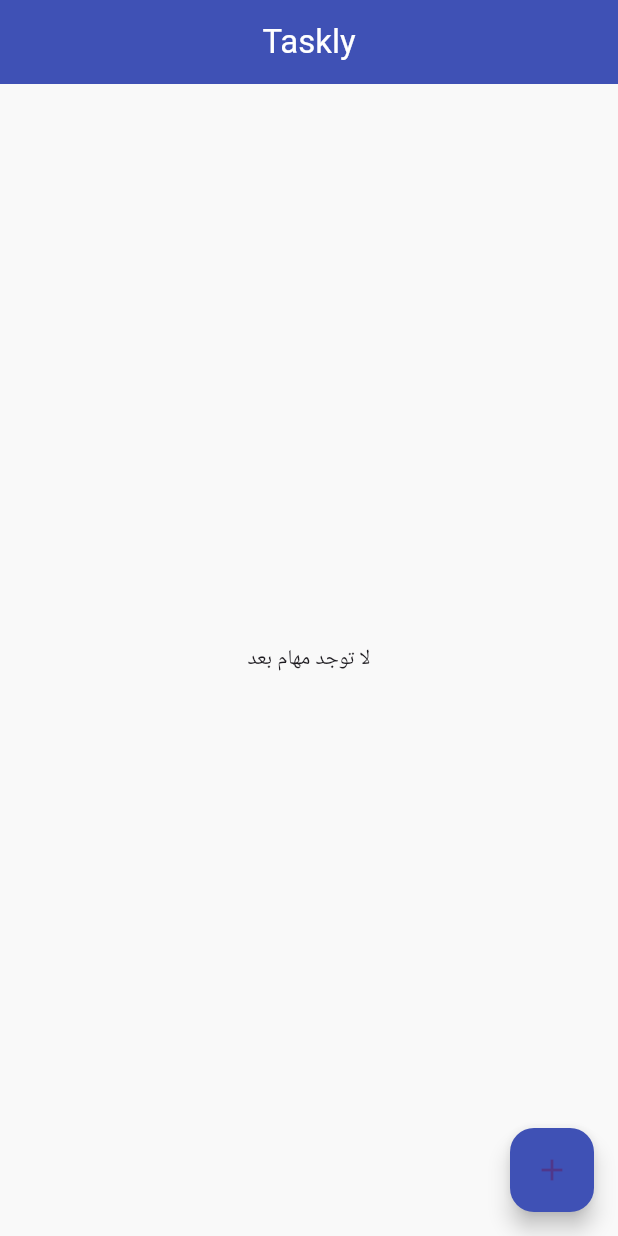
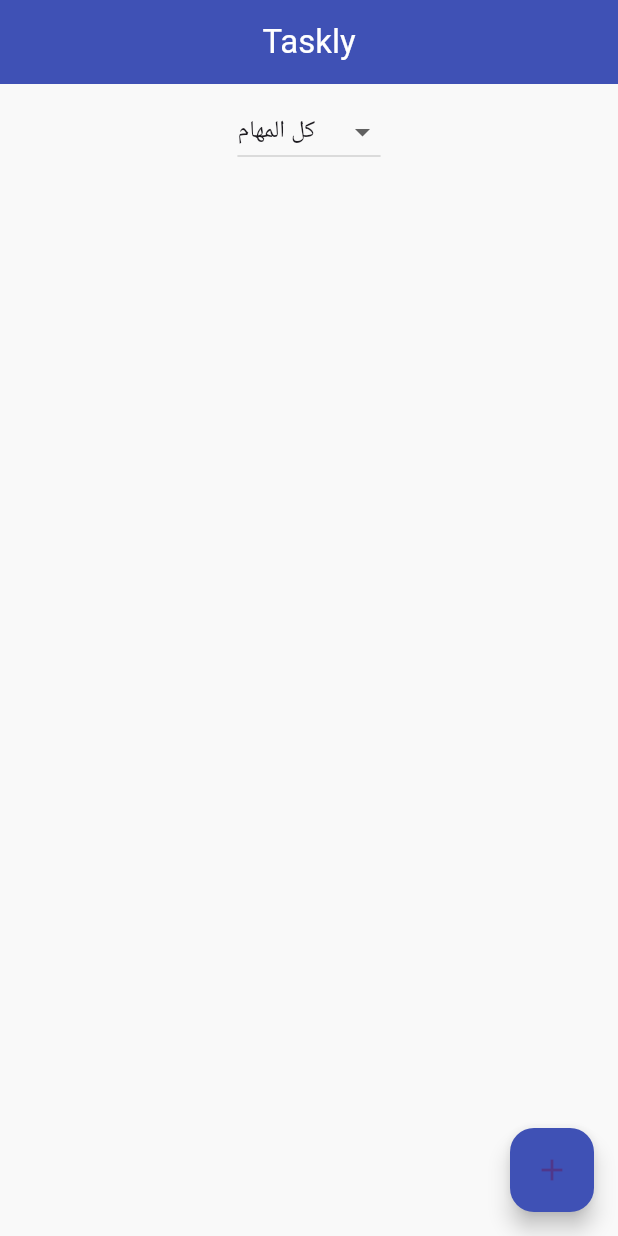
Before and after one commit to AbdoElsayed2001/taskly, a Flutter app: the screen it shows after launch, on a phone screen of 412 x 824 dp. Run offline on Flutter 3.47's test engine with Material 3 defaults, Android fonts, the phone set to English and light mode, and no system bars; our stand-ins replace sqflite; accounts and stored records are empty.

Commit message:
screensUpdate

```diff
--- a/lib/viewmodels/task_viewmodel.dart
+++ b/lib/viewmodels/task_viewmodel.dart
@@ -9,6 +9,28 @@ class TaskViewModel extends ChangeNotifier {
   List<Task> _tasks = [];
 
   List<Task> get tasks => _tasks;
+
+  TaskFilter _filter = TaskFilter.all;
+
+  TaskFilter get filter => _filter;
+
+  List<Task> get filteredTasks {
+    switch (_filter) {
+      case TaskFilter.completed:
+        return _tasks.where((t) => t.isCompleted).toList();
+      case TaskFilter.incomplete:
+        return _tasks.where((t) => !t.isCompleted).toList();
+      case TaskFilter.all:
+      default:
+        return _tasks;
+    }
+  }
+
+  void setFilter(TaskFilter filter) {
+    _filter = filter;
+    notifyListeners();
+  }
+
 
   Future<void> loadTasks() async {
     _tasks = await _databaseService.getTasks();
@@ -44,3 +66,9 @@ class TaskViewModel extends ChangeNotifier {
     await updateTask(updatedTask);
   }
 }
+
+enum TaskFilter {
+  all,
+  completed,
+  incomplete,
+}
--- a/lib/views/task_screen.dart
+++ b/lib/views/task_screen.dart
@@ -28,14 +28,43 @@ class _TaskScreenState extends State<TaskScreen> {
         title: const Text('Taskly'),
         centerTitle: true,
       ),
-      body: taskViewModel.tasks.isEmpty
-          ? const Center(child: Text('لا توجد مهام بعد'))
-          : ListView.builder(
-        itemCount: taskViewModel.tasks.length,
-        itemBuilder: (context, index) {
-          final task = taskViewModel.tasks[index];
-          return TaskItem(task: task);
-        },
+      body: Column(
+        children: [
+          Padding(
+            padding: const EdgeInsets.symmetric(horizontal: 12.0, vertical: 8.0),
+            child: DropdownButton<TaskFilter>(
+              value: taskViewModel.filter,
+              onChanged: (newFilter) {
+                if (newFilter != null) {
+                  taskViewModel.setFilter(newFilter);
+                }
+              },
+              items: const [
+                DropdownMenuItem(
+                  value: TaskFilter.all,
+                  child: Text('كل المهام'),
+                ),
+                DropdownMenuItem(
+                  value: TaskFilter.completed,
+                  child: Text('المنجزة فقط'),
+                ),
+                DropdownMenuItem(
+                  value: TaskFilter.incomplete,
+                  child: Text('غير المنجزة'),
+                ),
+              ],
+            ),
+          ),
+          Expanded(
+            child: ListView.builder(
+              itemCount: taskViewModel.filteredTasks.length,
+              itemBuilder: (_, index) {
+                final task = taskViewModel.filteredTasks[index];
+                return TaskItem(task: task);
+              },
+            ),
+          ),
+        ],
       ),
       floatingActionButton: FloatingActionButton(
         onPressed: () => _showAddTaskDialog(context),
```
